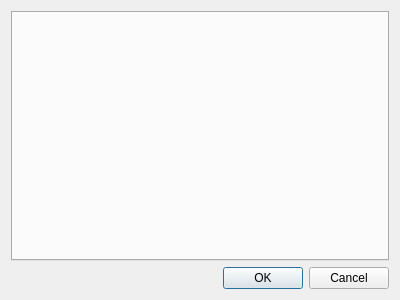
First picture: the form in app/forms/settings_dialog.ui, repository slobodsky/mutra, before the edit.
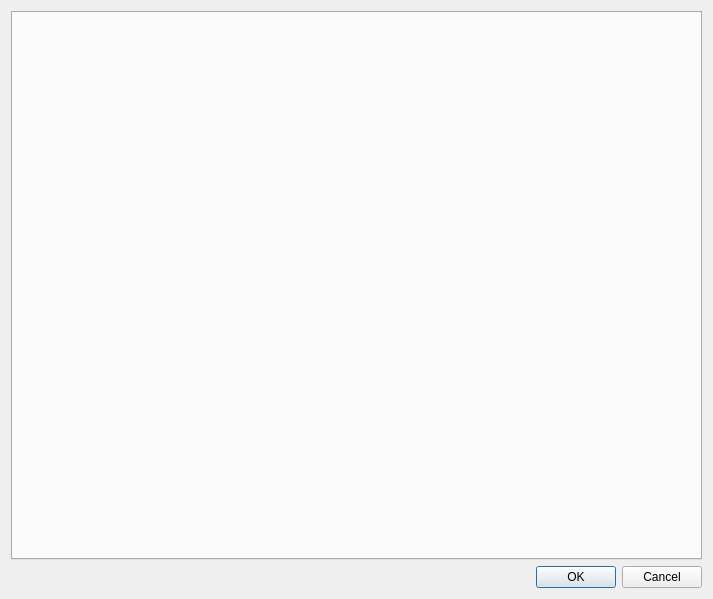
Second picture: the form after the edit.

Commit message: Change exercise options in dialog (GUI app). No save yet. And no play.

```diff
--- a/app/forms/settings_dialog.ui
+++ b/app/forms/settings_dialog.ui
@@ -6,8 +6,8 @@
    <rect>
     <x>0</x>
     <y>0</y>
-    <width>400</width>
-    <height>300</height>
+    <width>713</width>
+    <height>599</height>
    </rect>
   </property>
   <property name="windowTitle">
```
The commit also changes 7 other files.
